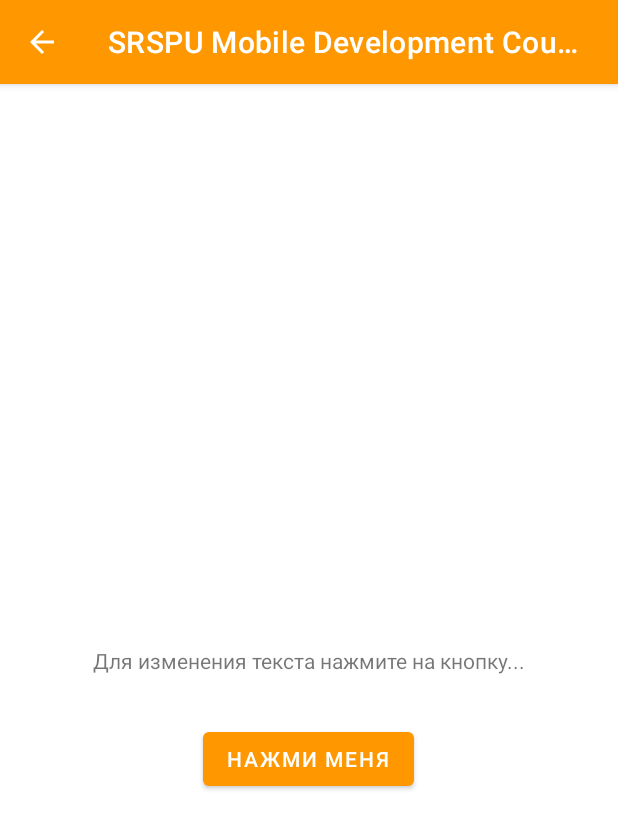
After one commit to morozyuk-d-p/srspu-mobile-development-course, an Android app: the CallbackTest0 screen opened directly, with no data from a screen before it, on a phone screen of 412 x 824 dp. The commit adds this screen. Shown: the top 829 px of the screen. Run offline under Robolectric (Android 15) with nearby library versions, the phone set to English and light mode, and no system bars.

Commit message:
Activity with result lab

```diff
--- /dev/null
+++ b/app/src/main/java/ru/morozdan2003/srspu_mdc/CallbackTest0.java
@@ -0,0 +1,36 @@
+package ru.morozdan2003.srspu_mdc;
+
+import androidx.appcompat.app.AppCompatActivity;
+
+import android.content.Intent;
+import android.os.Bundle;
+import android.widget.Button;
+import android.widget.TextView;
+
+public class CallbackTest0 extends AppCompatActivity {
+    final int REQUEST_CALLBACK_TEST = 1;
+
+    @Override
+    protected void onCreate(Bundle savedInstanceState) {
+        super.onCreate(savedInstanceState);
+        setContentView(R.layout.activity_callback_test0);
+
+        // Define views' variables
+        TextView textview = (TextView) findViewById(R.id.callback_test0_text);
+        Button button = (Button) findViewById(R.id.callback_test0_button);
+
+        // Create button click listener
+        button.setOnClickListener(view -> {
+            Intent intent = new Intent(this, CallbackTest1.class);
+            startActivityForResult(intent, REQUEST_CALLBACK_TEST);
+        });
+    }
+
+    @Override
+    protected void onActivityResult(int requestCode, int resultCode, Intent data) {
+        super.onActivityResult(requestCode, resultCode, data);
+        TextView textview = (TextView) findViewById(R.id.callback_test0_text);
+        String text = data.getStringExtra("message");
+        textview.setText(text);
+    }
+}
--- a/app/src/main/java/ru/morozdan2003/srspu_mdc/MainActivity.java
+++ b/app/src/main/java/ru/morozdan2003/srspu_mdc/MainActivity.java
@@ -17,6 +17,7 @@ public class MainActivity extends AppCompatActivity {
         Button text_button = (Button) findViewById(R.id.text_button);
         Button clicker_button = (Button) findViewById(R.id.clicker_button);
         Button activity_button = (Button) findViewById(R.id.activity_button);
+        Button callback_button = (Button) findViewById(R.id.callback_button);
 
         // define listeners for buttons
         text_button.setOnClickListener(view -> {
@@ -31,5 +32,9 @@ public class MainActivity extends AppCompatActivity {
             Intent intent = new Intent(this, DataExchangeTest.class);
             startActivity(intent);
         });
+        callback_button.setOnClickListener(view -> {
+            Intent intent = new Intent(this, CallbackTest0.class);
+            startActivity(intent);
+        });
     }
 }
--- /dev/null
+++ b/app/src/main/res/layout/activity_callback_test0.xml
@@ -0,0 +1,31 @@
+<?xml version="1.0" encoding="utf-8"?>
+<androidx.constraintlayout.widget.ConstraintLayout xmlns:android="http://schemas.android.com/apk/res/android"
+    xmlns:app="http://schemas.android.com/apk/res-auto"
+    xmlns:tools="http://schemas.android.com/tools"
+    android:layout_width="match_parent"
+    android:layout_height="match_parent"
+    tools:context=".CallbackTest0">
+
+    <TextView
+        android:id="@+id/callback_test0_text"
+        android:layout_width="wrap_content"
+        android:layout_height="wrap_content"
+        android:text="Для изменения текста нажмите на кнопку..."
+        app:layout_constraintBottom_toBottomOf="parent"
+        app:layout_constraintEnd_toEndOf="parent"
+        app:layout_constraintStart_toStartOf="parent"
+        app:layout_constraintTop_toTopOf="parent" />
+
+    <Button
+        android:id="@+id/callback_test0_button"
+        android:layout_width="wrap_content"
+        android:layout_height="wrap_content"
+        android:layout_marginTop="32dp"
+        android:text="Нажми меня"
+        app:layout_constraintBottom_toBottomOf="parent"
+        app:layout_constraintEnd_toEndOf="parent"
+        app:layout_constraintHorizontal_bias="0.498"
+        app:layout_constraintStart_toStartOf="parent"
+        app:layout_constraintTop_toBottomOf="@+id/callback_test0_text"
+        app:layout_constraintVertical_bias="0.0" />
+</androidx.constraintlayout.widget.ConstraintLayout>
```
Also changed, not shown: app/src/main/AndroidManifest.xml (+24 -9 lines), app/src/main/java/ru/morozdan2003/srspu_mdc/CallbackTest1.java (added, +30 -0 lines), app/src/main/res/layout/activity_callback_test1.xml (added, +30 -0 lines), app/src/main/res/layout/activity_main.xml (+13 -0 lines).
